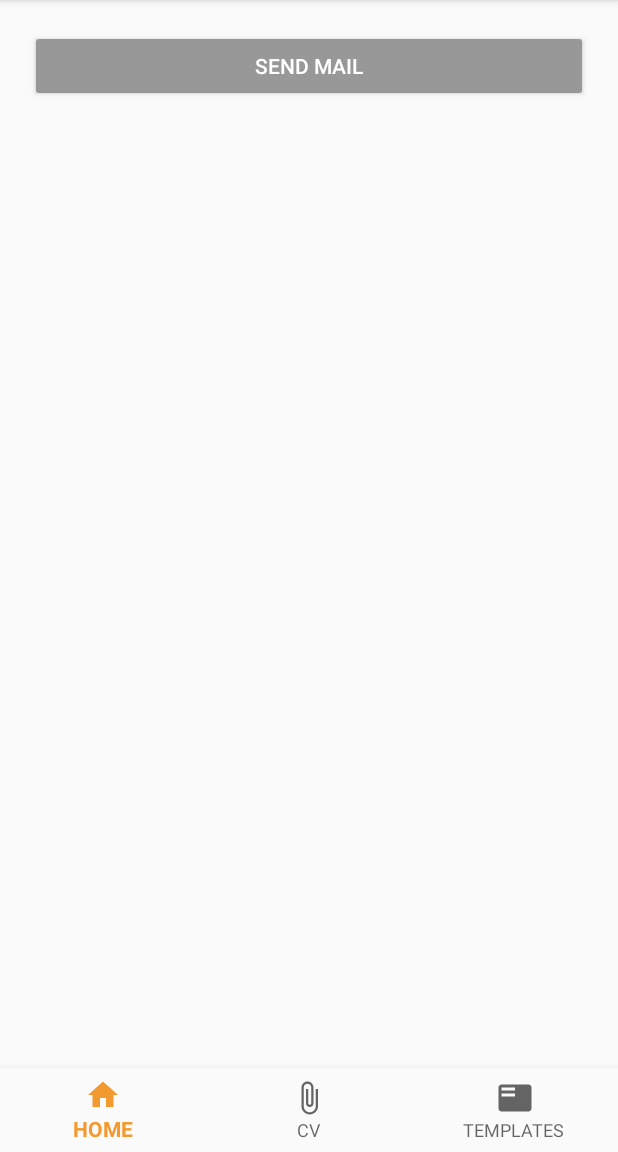
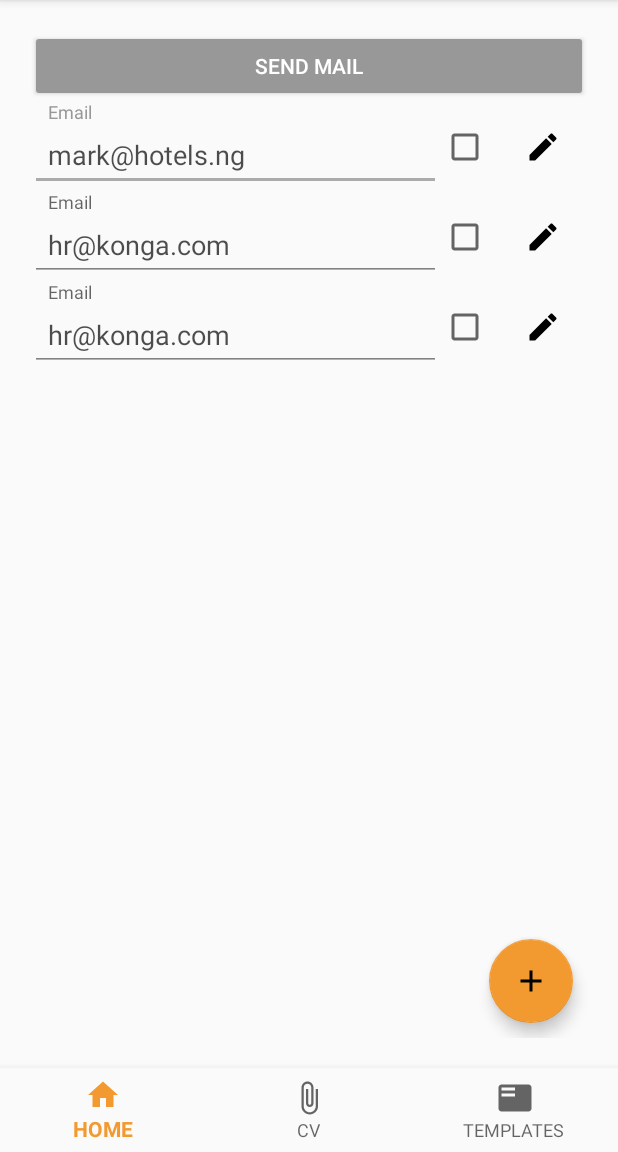
Before and after one commit to othreecodes/Quicksend, an Android app: the screen it shows after launch (MainActivity), on a phone screen of 412 x 824 dp, the part 84-1236 px from its top. Run offline under Robolectric (Android 15) with nearby library versions, the phone set to English and light mode, and no system bars.

```diff
--- a/app/build.gradle
+++ b/app/build.gradle
@@ -28,6 +28,7 @@ dependencies {
     compile 'com.android.support:appcompat-v7:25.3.1'
     compile 'com.android.support:design:25.3.1'
     compile 'com.android.support:support-vector-drawable:25.3.1'
+    compile 'com.afollestad.material-dialogs:core:0.9.4.4'
     compile 'com.android.support:support-v4:25.3.1'
     testCompile 'junit:junit:4.12'
 }
--- a/app/src/main/java/com/davidmadethis/quicksend/MainActivity.java
+++ b/app/src/main/java/com/davidmadethis/quicksend/MainActivity.java
@@ -7,6 +7,7 @@ import android.support.design.widget.BottomNavigationView;
 import android.support.v4.app.Fragment;
 import android.support.v4.app.FragmentTransaction;
 import android.support.v7.app.AppCompatActivity;
+import android.support.v7.widget.RecyclerView;
 import android.view.Menu;
 import android.view.MenuItem;
 import android.widget.TextView;
@@ -16,6 +17,7 @@ import com.davidmadethis.quicksend.fragments.HomeFragment;
 import com.davidmadethis.quicksend.fragments.TemplatesFragment;
 
 public class MainActivity extends AppCompatActivity implements CVFragment.OnFragmentInteractionListener, HomeFragment.OnFragmentInteractionListener, TemplatesFragment.OnFragmentInteractionListener {
+
 
     private TextView mTextMessage;
     Fragment selectedFragment = null;
@@ -59,6 +61,8 @@ public class MainActivity extends AppCompatActivity implements CVFragment.OnFrag
         FragmentTransaction transaction = getSupportFragmentManager().beginTransaction();
         transaction.replace(R.id.content, HomeFragment.newInstance());
         transaction.commit();
+
+
     }
 
     @Override
--- a/app/src/main/java/com/davidmadethis/quicksend/fragments/HomeFragment.java
+++ b/app/src/main/java/com/davidmadethis/quicksend/fragments/HomeFragment.java
@@ -4,11 +4,18 @@ import android.content.Context;
 import android.net.Uri;
 import android.os.Bundle;
 import android.support.v4.app.Fragment;
+import android.support.v7.widget.LinearLayoutManager;
+import android.support.v7.widget.RecyclerView;
 import android.view.LayoutInflater;
 import android.view.View;
 import android.view.ViewGroup;
 
 import com.davidmadethis.quicksend.R;
+import com.davidmadethis.quicksend.adapters.CompanyAdapter;
+import com.davidmadethis.quicksend.models.Company;
+
+import java.util.ArrayList;
+import java.util.List;
 
 /**
  * A simple {@link Fragment} subclass.
@@ -33,6 +40,9 @@ public class HomeFragment extends Fragment {
         return fragment;
     }
 
+    private RecyclerView mailRecyclerView;
+    private CompanyAdapter companyAdapter;
+    private List<Company> companies;
     @Override
     public void onCreate(Bundle savedInstanceState) {
         super.onCreate(savedInstanceState);
@@ -41,7 +51,33 @@ public class HomeFragment extends Fragment {
     @Override
     public View onCreateView(LayoutInflater inflater, ViewGroup container,
                              Bundle savedInstanceState) {
-        return inflater.inflate(R.layout.fragment_home, container, false);
+        View v =inflater.inflate(R.layout.fragment_home, container, false);
+        mailRecyclerView = (RecyclerView) v.findViewById(R.id.mail_recycler_view);
+
+        Company company = new Company();
+        company.setCompanyName("Hotels.ng");
+        company.setEmailAddress("mark@hotels.ng");
+        companies = new ArrayList<>();
+
+        Company company2 = new Company();
+        company2.setCompanyName("Konga");
+        company2.setEmailAddress("hr@konga.com");
+        companies.add(company);
+        companies.add(company2);
+        companies.add(company2);
+
+
+        companyAdapter  = new CompanyAdapter(companies);
+
+
+        mailRecyclerView.setHasFixedSize(false);
+        RecyclerView.LayoutManager layoutManager = new LinearLayoutManager(getContext());
+        mailRecyclerView.setLayoutManager(layoutManager);
+
+        mailRecyclerView.setAdapter(companyAdapter);
+        companyAdapter.notifyDataSetChanged();
+
+        return v;
     }
 
 
--- /dev/null
+++ b/app/src/main/res/drawable/ic_add_black_24dp.xml
@@ -0,0 +1,9 @@
+<vector xmlns:android="http://schemas.android.com/apk/res/android"
+        android:width="24dp"
+        android:height="24dp"
+        android:viewportWidth="24.0"
+        android:viewportHeight="24.0">
+    <path
+        android:fillColor="#FF000000"
+        android:pathData="M19,13h-6v6h-2v-6H5v-2h6V5h2v6h6v2z"/>
+</vector>
--- a/app/src/main/res/layout/content_mail_recycler.xml
+++ b/app/src/main/res/layout/content_mail_recycler.xml
@@ -2,7 +2,7 @@
 <LinearLayout xmlns:android="http://schemas.android.com/apk/res/android"
     xmlns:app="http://schemas.android.com/apk/res-auto"
     android:layout_width="match_parent"
-    android:layout_height="match_parent"
+    android:layout_height="wrap_content"
     android:baselineAligned="false">
 
 
@@ -33,10 +33,12 @@
 
     <ImageButton
         android:layout_width="0dp"
+
         android:id="@+id/edit"
+        style="@style/Widget.AppCompat.Button.Borderless"
         android:layout_weight="0.15"
         app:srcCompat="@drawable/ic_edit_black_24dp"
-        android:layout_height="62dp"
+        android:layout_height="60dp"
         android:contentDescription="Edit Company Info" />
 
 
--- a/app/src/main/res/layout/fragment_home.xml
+++ b/app/src/main/res/layout/fragment_home.xml
@@ -2,6 +2,7 @@
     xmlns:tools="http://schemas.android.com/tools"
     android:layout_width="match_parent"
     android:layout_height="match_parent"
+    xmlns:app="http://schemas.android.com/apk/res-auto"
     android:layout_margin="20dp"
     tools:context="com.davidmadethis.quicksend.fragments.HomeFragment">
 
@@ -26,4 +27,14 @@
     </LinearLayout>
 
 
+    <android.support.design.widget.FloatingActionButton
+        android:id="@+id/fab"
+        app:backgroundTint="@color/colorPrimary"
+        app:srcCompat="@drawable/ic_add_black_24dp"
+        android:layout_width="wrap_content"
+        android:layout_height="wrap_content"
+        app:rippleColor="@color/colorPrimaryDark"
+        android:layout_gravity="bottom|end"
+        android:layout_margin="10dp"
+        />
 </FrameLayout>
```
